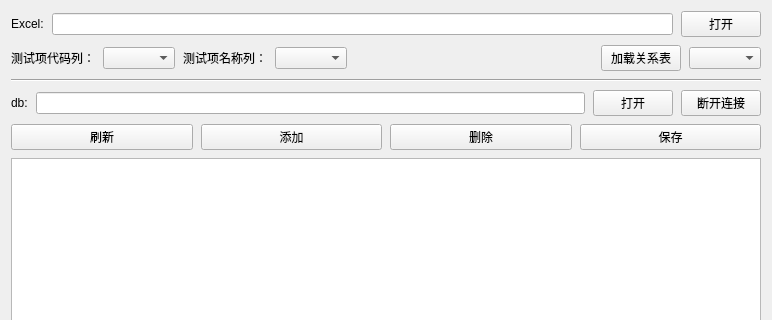
JaneYih/QT_NeoToolKits, file src/NeoToolKits/UI/Form/DbScriptEditorPageForm.ui: the form before one commit; both pictures show x 0 to 772 and y 0 to 320 of the 772 by 529 pixel window.
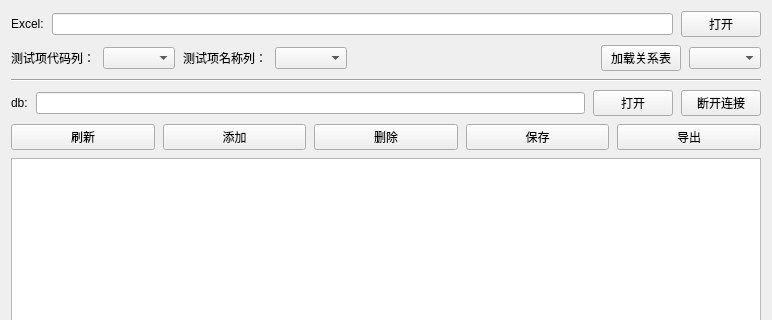
The form after the commit. Custom widgets are drawn as their Qt base class.

Commit message:
优化测试项列表导出到EXCEL文档的功能
支持批量选择后导出测试项列表

Patch:
```diff
--- a/src/NeoToolKits/UI/Form/DbScriptEditorPageForm.ui
+++ b/src/NeoToolKits/UI/Form/DbScriptEditorPageForm.ui
@@ -182,6 +182,13 @@
        </property>
       </widget>
      </item>
+     <item>
+      <widget class="QPushButton" name="btn_export">
+       <property name="text">
+        <string>导出</string>
+       </property>
+      </widget>
+     </item>
     </layout>
    </item>
    <item>
```
The commit also changes 5 other files.
